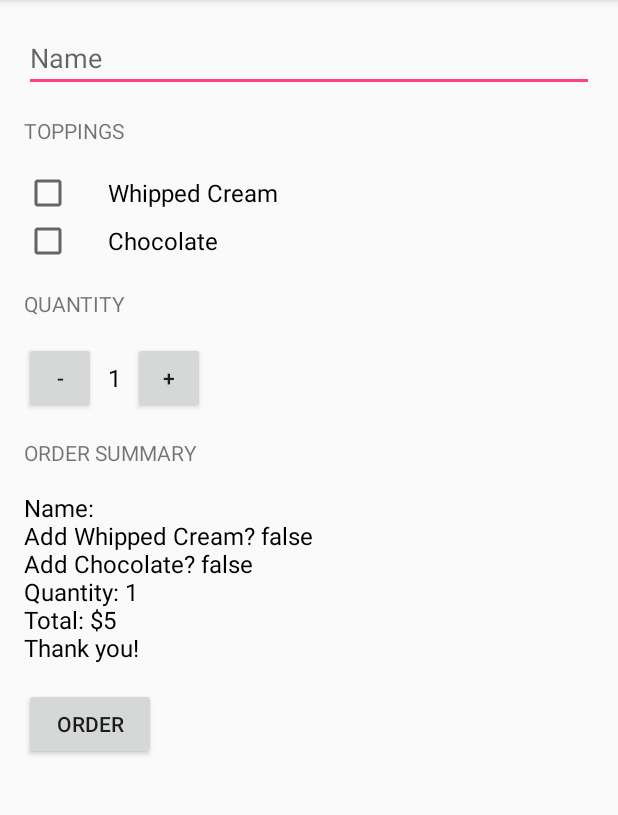
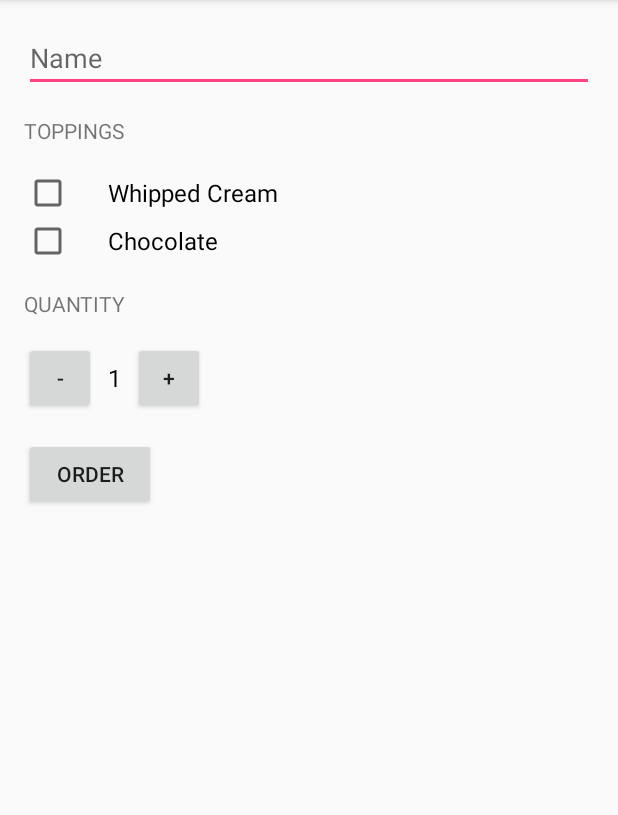
Before and after one commit to jaytyoung1/JustJava, an Android app: the screen it shows after launch (MainActivity), after a tap on "ORDER", on a phone screen of 412 x 824 dp, the part 84-899 px from its top. Run offline under Robolectric (Android 15) with nearby library versions, the phone set to English and light mode, and no system bars.

Commit message:
Use Intent to pass order summary to email app

```diff
--- a/app/src/main/java/com/example/android/justjava/MainActivity.java
+++ b/app/src/main/java/com/example/android/justjava/MainActivity.java
@@ -1,5 +1,7 @@
 package com.example.android.justjava;
 
+import android.content.Intent;
+import android.net.Uri;
 import android.os.Bundle;
 import android.support.v7.app.AppCompatActivity;
 import android.view.View;
@@ -64,7 +66,16 @@ public class MainActivity extends AppCompatActivity {
         boolean hasChocolate = chocolateCheckBox.isChecked();
 
         int price = calculatePrice(hasWhippedCream, hasChocolate);
-        displayMessage(createOrderSummary(name, price, hasWhippedCream, hasChocolate));
+
+        String priceMessage = createOrderSummary(name, price, hasWhippedCream, hasChocolate);
+
+        Intent intent = new Intent(Intent.ACTION_SENDTO);
+        intent.setData(Uri.parse("mailto:")); // only email apps should handle this
+        intent.putExtra(Intent.EXTRA_SUBJECT, "Just Java order for " + name);
+        intent.putExtra(Intent.EXTRA_TEXT, priceMessage);
+        if (intent.resolveActivity(getPackageManager()) != null) {
+            startActivity(intent);
+        }
     }
 
     /**
@@ -116,12 +127,4 @@ public class MainActivity extends AppCompatActivity {
         TextView quantityTextView = (TextView) findViewById(R.id.quantity_text_view);
         quantityTextView.setText("" + numberOfCoffees);
     }
-
-    /**
-     * This method displays the given text on the screen.
-     */
-    private void displayMessage(String message) {
-        TextView orderSummaryTextView = (TextView) findViewById(R.id.order_summary_text_view);
-        orderSummaryTextView.setText(message);
-    }
 }
--- a/app/src/main/res/layout/activity_main.xml
+++ b/app/src/main/res/layout/activity_main.xml
@@ -80,22 +80,6 @@
 
     </LinearLayout>
 
-    <TextView
-        android:layout_width="wrap_content"
-        android:layout_height="wrap_content"
-        android:layout_marginTop="16dp"
-        android:text="Order Summary"
-        android:textAllCaps="true" />
-
-    <TextView
-        android:id="@+id/order_summary_text_view"
-        android:layout_width="wrap_content"
-        android:layout_height="wrap_content"
-        android:layout_marginTop="16dp"
-        android:text="$0"
-        android:textColor="@android:color/black"
-        android:textSize="16sp" />
-
     <Button
         android:layout_width="wrap_content"
         android:layout_height="wrap_content"
```
